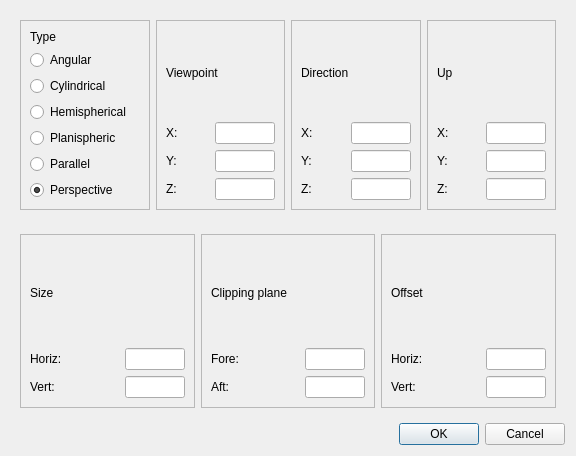
First picture: the form in src/qtrvu/viewdialog.ui, repository nljones/Accelerad, before the edit.
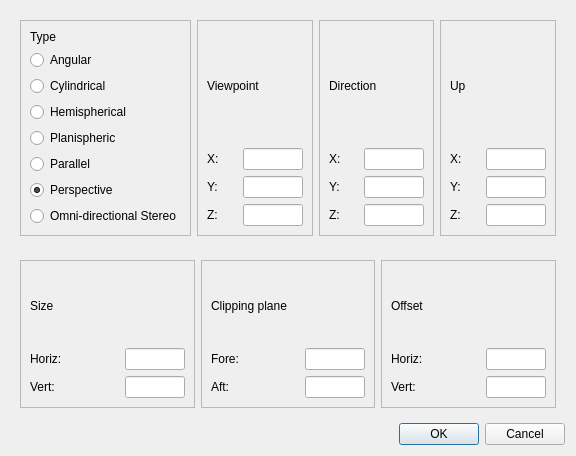
Second picture: the form after the edit.

Commit message: Added ODS to view dialog

Patch:
```diff
--- a/src/qtrvu/viewdialog.ui
+++ b/src/qtrvu/viewdialog.ui
@@ -78,6 +78,13 @@
            </property>
           </widget>
          </item>
+         <item>
+          <widget class="QRadioButton" name="ods">
+           <property name="text">
+            <string>Omni‐directional Stereo</string>
+           </property>
+          </widget>
+         </item>
         </layout>
        </widget>
       </item>
```
The commit also changes 1 other file.
